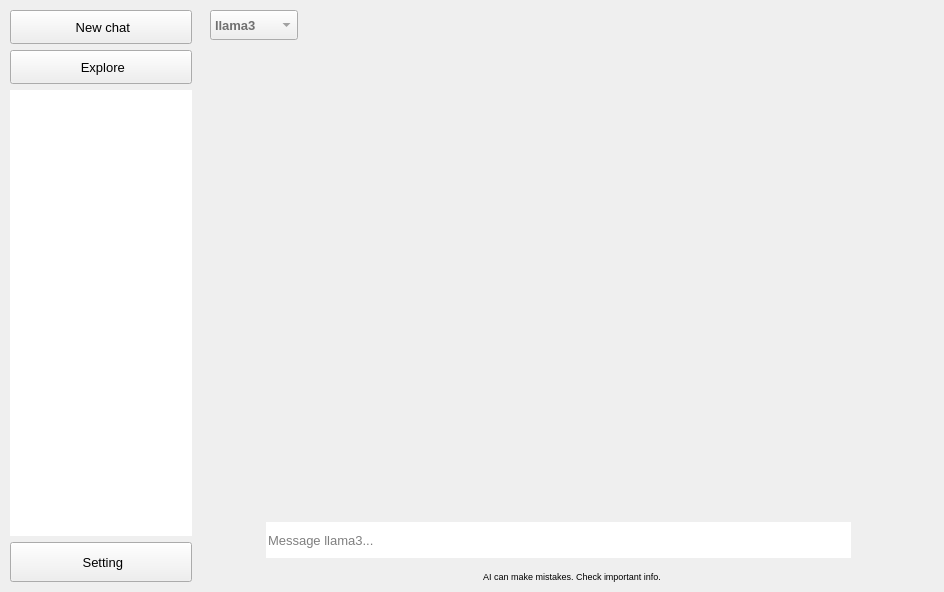
Above: forms/mainwindow.ui from farleyrunkel/qollama before the change. Below: the same form after it.
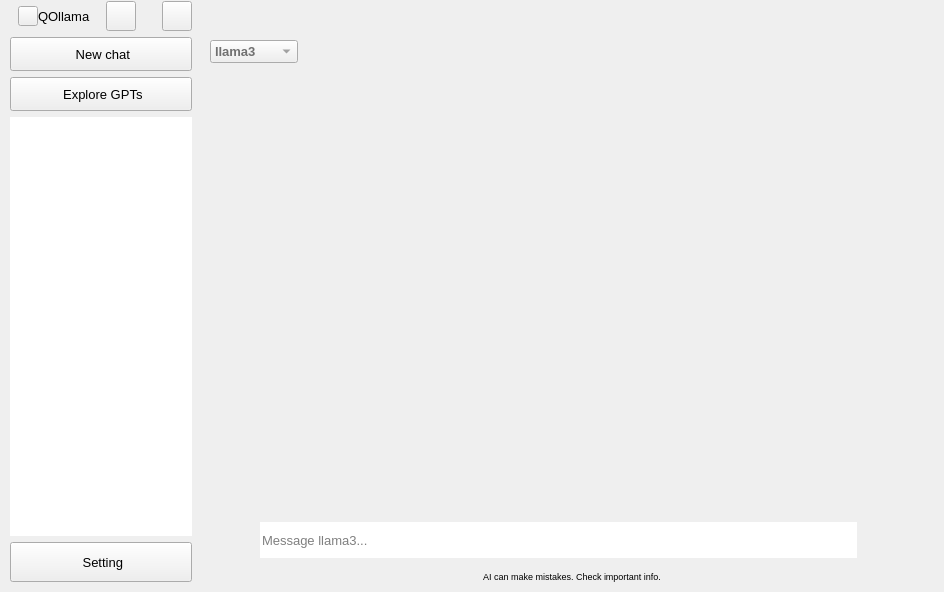
That is the form after the change. Icons and pictures are not drawn. Custom widgets are drawn as their Qt base class.

```diff
--- a/forms/mainwindow.ui
+++ b/forms/mainwindow.ui
@@ -149,7 +149,179 @@
             <verstretch>0</verstretch>
            </sizepolicy>
           </property>
-          <layout class="QVBoxLayout" name="sideBar">
+          <layout class="QVBoxLayout" name="verticalLayout">
+           <property name="topMargin">
+            <number>0</number>
+           </property>
+           <item>
+            <layout class="QHBoxLayout" name="horizontalLayout_5">
+             <property name="spacing">
+              <number>8</number>
+             </property>
+             <item>
+              <widget class="IMacButtonsWidget" name="macButtons" native="true">
+               <property name="sizePolicy">
+                <sizepolicy hsizetype="Preferred" vsizetype="Fixed">
+                 <horstretch>0</horstretch>
+                 <verstretch>0</verstretch>
+                </sizepolicy>
+               </property>
+               <property name="minimumSize">
+                <size>
+                 <width>0</width>
+                 <height>30</height>
+                </size>
+               </property>
+               <property name="maximumSize">
+                <size>
+                 <width>16777215</width>
+                 <height>30</height>
+                </size>
+               </property>
+              </widget>
+             </item>
+             <item>
+              <widget class="QWidget" name="winTitles" native="true">
+               <property name="sizePolicy">
+                <sizepolicy hsizetype="Expanding" vsizetype="Preferred">
+                 <horstretch>0</horstretch>
+                 <verstretch>0</verstretch>
+                </sizepolicy>
+               </property>
+               <property name="minimumSize">
+                <size>
+                 <width>80</width>
+                 <height>0</height>
+                </size>
+               </property>
+               <property name="maximumSize">
+                <size>
+                 <width>16777215</width>
+                 <height>30</height>
+                </size>
+               </property>
+               <layout class="QHBoxLayout" name="horizontalLayout_6">
+                <property name="spacing">
+                 <number>0</number>
+                </property>
+                <property name="leftMargin">
+                 <number>0</number>
+                </property>
+                <property name="topMargin">
+                 <number>0</number>
+                </property>
+                <property name="rightMargin">
+                 <number>0</number>
+                </property>
+                <property name="bottomMargin">
+                 <number>0</number>
+                </property>
+                <item>
+                 <widget class="QPushButton" name="pushButton_3">
+                  <property name="sizePolicy">
+                   <sizepolicy hsizetype="Fixed" vsizetype="Fixed">
+                    <horstretch>0</horstretch>
+                    <verstretch>0</verstretch>
+                   </sizepolicy>
+                  </property>
+                  <property name="maximumSize">
+                   <size>
+                    <width>20</width>
+                    <height>20</height>
+                   </size>
+                  </property>
+                  <property name="text">
+                   <string/>
+                  </property>
+                  <property name="icon">
+                   <iconset resource="../resources/resouces.qrc">
+                    <normaloff>:/icon/logo.png</normaloff>:/icon/logo.png</iconset>
+                  </property>
+                 </widget>
+                </item>
+                <item>
+                 <widget class="QLabel" name="QOllama">
+                  <property name="sizePolicy">
+                   <sizepolicy hsizetype="Expanding" vsizetype="Preferred">
+                    <horstretch>0</horstretch>
+                    <verstretch>0</verstretch>
+                   </sizepolicy>
+                  </property>
+                  <property name="text">
+                   <string>QOllama</string>
+                  </property>
+                 </widget>
+                </item>
+               </layout>
+              </widget>
+             </item>
+             <item>
+              <widget class="QPushButton" name="expandSideBtn">
+               <property name="sizePolicy">
+                <sizepolicy hsizetype="Fixed" vsizetype="Fixed">
+                 <horstretch>0</horstretch>
+                 <verstretch>0</verstretch>
+                </sizepolicy>
+               </property>
+               <property name="minimumSize">
+                <size>
+                 <width>30</width>
+                 <height>30</height>
+                </size>
+               </property>
+               <property name="maximumSize">
+                <size>
+                 <width>30</width>
+                 <height>30</height>
+                </size>
+               </property>
+               <property name="icon">
+                <iconset resource="../resources/resouces.qrc">
+                 <normaloff>:/icon/sidebar-left.svg</normaloff>:/icon/sidebar-left.svg</iconset>
+               </property>
+              </widget>
+             </item>
+             <item>
+              <spacer name="horizontalSpacer_5">
+               <property name="orientation">
+                <enum>Qt::Horizontal</enum>
+               </property>
+               <property name="sizeHint" stdset="0">
+                <size>
+                 <width>40</width>
+                 <height>20</height>
+                </size>
+               </property>
+              </spacer>
+             </item>
+             <item>
+              <widget class="QPushButton" name="newChatBtn">
+               <property name="sizePolicy">
+                <sizepolicy hsizetype="Fixed" vsizetype="Fixed">
+                 <horstretch>0</horstretch>
+                 <verstretch>0</verstretch>
+                </sizepolicy>
+               </property>
+               <property name="minimumSize">
+                <size>
+                 <width>30</width>
+                 <height>30</height>
+                </size>
+               </property>
+               <property name="maximumSize">
+                <size>
+                 <width>30</width>
+                 <height>30</height>
+                </size>
+               </property>
+               <property name="icon">
+                <iconset resource="../resources/resouces.qrc">
+                 <normaloff>:/icon/create-new.svg</normaloff>:/icon/create-new.svg</iconset>
+               </property>
+              </widget>
+             </item>
+            </layout>
+           </item>
            <item>
             <widget class="INewChatButton" name="newChatButton">
              <property name="enabled">
@@ -173,6 +345,13 @@
                <height>34</height>
               </size>
              </property>
+             <property name="font">
+              <font>
+               <family>Microsoft YaHei UI</family>
+               <pointsize>10</pointsize>
+               <fontweight>Medium</fontweight>
+              </font>
+             </property>
              <property name="mouseTracking">
               <bool>false</bool>
              </property>
@@ -217,11 +396,18 @@
                <height>34</height>
               </size>
              </property>
+             <property name="font">
+              <font>
+               <family>Microsoft YaHei UI</family>
+               <pointsize>10</pointsize>
+               <fontweight>Medium</fontweight>
+              </font>
+             </property>
              <property name="styleSheet">
               <string notr="true"/>
              </property>
              <property name="text">
-              <string> Explore</string>
+              <string> Explore GPTs</string>
              </property>
              <property name="icon">
               <iconset resource="../resouces.qrc">
@@ -316,7 +502,7 @@
         </item>
        </layout>
       </widget>
-      <widget class="QStackedWidget" name="rightStack">
+      <widget class="QWidget" name="right" native="true">
        <property name="sizePolicy">
         <sizepolicy hsizetype="Expanding" vsizetype="Expanding">
          <horstretch>0</horstretch>
@@ -329,15 +515,18 @@
        <property name="styleSheet">
         <string notr="true"/>
        </property>
-       <property name="frameShape">
-        <enum>QFrame::NoFrame</enum>
-       </property>
-       <property name="frameShadow">
-        <enum>QFrame::Raised</enum>
-       </property>
-       <widget class="QWidget" name="rightPage1">
         <layout class="QGridLayout" name="gridLayout">
-         <item row="3" column="1">
+        <property name="topMargin">
+         <number>0</number>
+        </property>
+        <property name="verticalSpacing">
+         <number>0</number>
+        </property>
+        <item row="1" column="0">
+         <widget class="QStackedWidget" name="stackedWidget">
+          <widget class="QWidget" name="page_2">
+           <layout class="QGridLayout" name="gridLayout_2">
+            <item row="3" column="0">
           <widget class="QFrame" name="inputFrame">
            <property name="minimumSize">
             <size>
@@ -357,7 +546,7 @@
            <property name="frameShadow">
             <enum>QFrame::Plain</enum>
            </property>
-           <layout class="QHBoxLayout" name="horizontalLayout_3" stretch="0,0">
+              <layout class="QHBoxLayout" name="horizontalLayout_3" stretch="0,0,0,0">
             <property name="spacing">
              <number>2</number>
             </property>
@@ -373,6 +562,22 @@
             <property name="bottomMargin">
              <number>7</number>
             </property>
+               <item>
+                <spacer name="horizontalSpacer_2">
+                 <property name="orientation">
+                  <enum>Qt::Horizontal</enum>
+                 </property>
+                 <property name="sizeType">
+                  <enum>QSizePolicy::Preferred</enum>
+                 </property>
+                 <property name="sizeHint" stdset="0">
+                  <size>
+                   <width>40</width>
+                   <height>20</height>
+                  </size>
+                 </property>
+                </spacer>
+               </item>
             <item>
              <widget class="QLineEdit" name="inputLine">
               <property name="sizePolicy">
@@ -436,10 +641,55 @@
               </property>
              </widget>
             </item>
+               <item>
+                <spacer name="horizontalSpacer_3">
+                 <property name="orientation">
+                  <enum>Qt::Horizontal</enum>
+                 </property>
+                 <property name="sizeType">
+                  <enum>QSizePolicy::Preferred</enum>
+                 </property>
+                 <property name="sizeHint" stdset="0">
+                  <size>
+                   <width>40</width>
+                   <height>20</height>
+                  </size>
+                 </property>
+                </spacer>
+               </item>
            </layout>
           </widget>
          </item>
-         <item row="0" column="0" colspan="3">
+            <item row="4" column="0">
+             <widget class="QLabel" name="label">
+              <property name="font">
+               <font>
+                <family>Microsoft YaHei UI</family>
+                <pointsize>7</pointsize>
+                <bold>false</bold>
+               </font>
+              </property>
+              <property name="layoutDirection">
+               <enum>Qt::LeftToRight</enum>
+              </property>
+              <property name="text">
+               <string>AI can make mistakes. Check important info.</string>
+              </property>
+              <property name="alignment">
+               <set>Qt::AlignCenter</set>
+              </property>
+              <property name="wordWrap">
+               <bool>false</bool>
+              </property>
+              <property name="margin">
+               <number>0</number>
+              </property>
+             </widget>
+            </item>
+            <item row="2" column="0">
+             <widget class="QStackedWidget" name="stack"/>
+            </item>
+            <item row="1" column="0">
           <layout class="QHBoxLayout" name="horizontalLayout_2">
            <item>
             <widget class="QComboBox" name="comboBox">
@@ -496,6 +746,65 @@
              </property>
             </spacer>
            </item>
+             </layout>
+            </item>
+           </layout>
+          </widget>
+         </widget>
+        </item>
+        <item row="0" column="0">
+         <layout class="QHBoxLayout" name="horizontalLayout_4">
+          <property name="spacing">
+           <number>0</number>
+          </property>
+          <item>
+           <widget class="QPushButton" name="expandButton">
+            <property name="sizePolicy">
+             <sizepolicy hsizetype="Fixed" vsizetype="Fixed">
+              <horstretch>0</horstretch>
+              <verstretch>0</verstretch>
+             </sizepolicy>
+            </property>
+            <property name="minimumSize">
+             <size>
+              <width>30</width>
+              <height>30</height>
+             </size>
+            </property>
+            <property name="maximumSize">
+             <size>
+              <width>30</width>
+              <height>30</height>
+             </size>
+            </property>
+            <property name="text">
+             <string/>
+            </property>
+            <property name="icon">
+             <iconset resource="../resources/resouces.qrc">
+              <normaloff>:/icon/sidebar-left.svg</normaloff>:/icon/sidebar-left.svg</iconset>
+            </property>
+            <property name="flat">
+             <bool>true</bool>
+            </property>
+           </widget>
+          </item>
+          <item>
+           <spacer name="horizontalSpacer_4">
+            <property name="orientation">
+             <enum>Qt::Horizontal</enum>
+            </property>
+            <property name="sizeType">
+             <enum>QSizePolicy::Expanding</enum>
+            </property>
+            <property name="sizeHint" stdset="0">
+             <size>
+              <width>552</width>
+              <height>20</height>
+             </size>
+            </property>
+           </spacer>
+          </item>
            <item>
             <widget class="QPushButton" name="shareButton">
              <property name="sizePolicy">
@@ -551,102 +860,24 @@
             </widget>
            </item>
            <item>
-            <widget class="QPushButton" name="expandButton">
+           <widget class="IWinButtonsWidget" name="widget_2" native="true">
              <property name="sizePolicy">
-              <sizepolicy hsizetype="Fixed" vsizetype="Fixed">
+             <sizepolicy hsizetype="Preferred" vsizetype="Preferred">
                <horstretch>0</horstretch>
                <verstretch>0</verstretch>
               </sizepolicy>
              </property>
              <property name="minimumSize">
               <size>
-               <width>30</width>
+              <width>100</width>
                <height>30</height>
               </size>
              </property>
-             <property name="maximumSize">
-              <size>
-               <width>30</width>
-               <height>30</height>
-              </size>
-             </property>
-             <property name="text">
-              <string/>
-             </property>
-             <property name="icon">
-              <iconset resource="../resouces.qrc">
-               <normaloff>:/icon/full-screen.svg</normaloff>:/icon/full-screen.svg</iconset>
-             </property>
-             <property name="flat">
-              <bool>true</bool>
-             </property>
             </widget>
            </item>
           </layout>
          </item>
-         <item row="2" column="0" colspan="3">
-          <widget class="QStackedWidget" name="stack"/>
-         </item>
-         <item row="4" column="0" colspan="3">
-          <widget class="QLabel" name="label">
-           <property name="font">
-            <font>
-             <family>Microsoft YaHei UI</family>
-             <pointsize>7</pointsize>
-             <bold>false</bold>
-            </font>
-           </property>
-           <property name="layoutDirection">
-            <enum>Qt::LeftToRight</enum>
-           </property>
-           <property name="text">
-            <string>AI can make mistakes. Check important info.</string>
-           </property>
-           <property name="alignment">
-            <set>Qt::AlignCenter</set>
-           </property>
-           <property name="wordWrap">
-            <bool>false</bool>
-           </property>
-           <property name="margin">
-            <number>0</number>
-           </property>
-          </widget>
-         </item>
-         <item row="3" column="2">
-          <spacer name="horizontalSpacer_3">
-           <property name="orientation">
-            <enum>Qt::Horizontal</enum>
-           </property>
-           <property name="sizeType">
-            <enum>QSizePolicy::Preferred</enum>
-           </property>
-           <property name="sizeHint" stdset="0">
-            <size>
-             <width>40</width>
-             <height>20</height>
-            </size>
-           </property>
-          </spacer>
-         </item>
-         <item row="3" column="0">
-          <spacer name="horizontalSpacer_2">
-           <property name="orientation">
-            <enum>Qt::Horizontal</enum>
-           </property>
-           <property name="sizeType">
-            <enum>QSizePolicy::Preferred</enum>
-           </property>
-           <property name="sizeHint" stdset="0">
-            <size>
-             <width>40</width>
-             <height>20</height>
-            </size>
-           </property>
-          </spacer>
-         </item>
-        </layout>
-       </widget>
+       </layout>
       </widget>
      </widget>
     </item>
@@ -664,6 +895,18 @@
    <extends>QPushButton</extends>
    <header location="global">ioverlaybutton.h</header>
   </customwidget>
+  <customwidget>
+   <class>IMacButtonsWidget</class>
+   <extends>QWidget</extends>
+   <header location="global">imacbuttonswidget.h</header>
+   <container>1</container>
+  </customwidget>
+  <customwidget>
+   <class>IWinButtonsWidget</class>
+   <extends>QWidget</extends>
+   <header location="global">iwinbuttonswidget.h</header>
+   <container>1</container>
+  </customwidget>
  </customwidgets>
  <resources>
   <include location="../resouces.qrc"/>
```
Left out of the diff: 24 changed lines with no effect on the pictures. Lines whose indentation alone changed are shown as unchanged.
